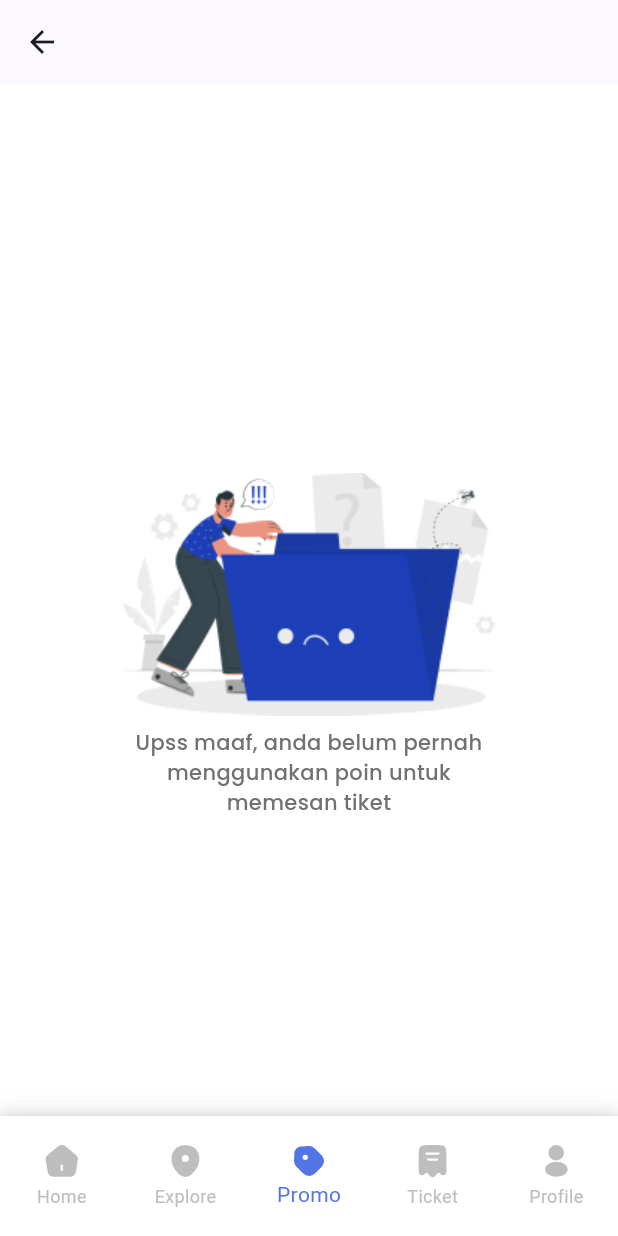
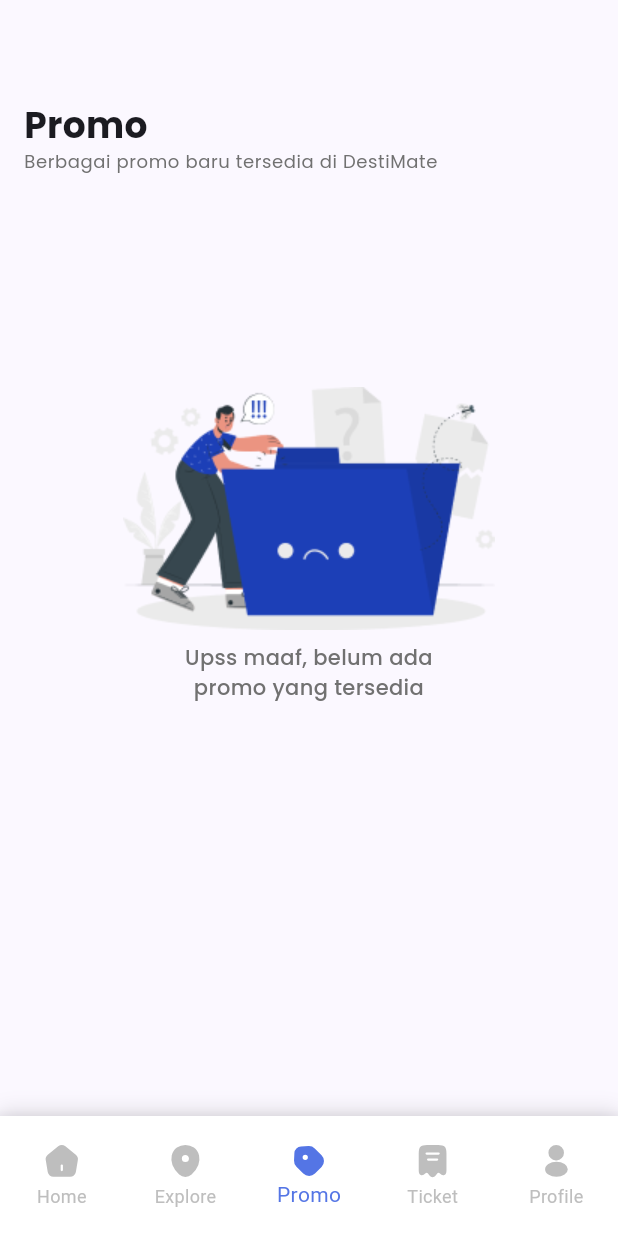
Before and after one commit to Capstone-Tim-02/sustain-tour-mobile, a Flutter app: the MainScreen screen opened by its route, item 3 of the bottom bar chosen, on a phone screen of 412 x 824 dp. Run offline on Flutter 3.47's test engine with Material 2 defaults, Android fonts, the phone set to English and light mode, and no system bars; our stand-ins replace carousel_slider, dio, dots_indicator, email_validator, flutter_svg, image_picker and 4 more; accounts and stored records are empty; network calls fail; project files that could hold a hidden picture were left out.

Commit message:
membuat promo screen

```diff
--- a/lib/screen/main_screen/main_screen.dart
+++ b/lib/screen/main_screen/main_screen.dart
@@ -18,7 +18,7 @@ class MainScreen extends StatelessWidget {
       case 1:
         return TitleExplore.exploreAppBar;
       case 2:
-        return AppBar();
+        return null;
       case 3:
         return AppBar();
       case 4:
--- a/lib/screen/promo_screen/promo_screen.dart
+++ b/lib/screen/promo_screen/promo_screen.dart
@@ -9,11 +9,62 @@ class PromoScreen extends StatelessWidget {
 
   @override
   Widget build(BuildContext context) {
-    return Column(
-      crossAxisAlignment: CrossAxisAlignment.center,
-      mainAxisAlignment: MainAxisAlignment.center,
+    return Scaffold(
+      // appBar: AppBar(
+      //     title: Column(
+      //       crossAxisAlignment: CrossAxisAlignment.start,
+      //       mainAxisSize: MainAxisSize.min,
+      //       children: [
+      //         Text(
+      //           'Promo',
+      //           style: TextStyleWidget.headlineH3(
+      //             fontWeight: FontWeightStyle.bold,
+      //           ),
+      //         ),
+      //         Text(
+      //           'Berbagai promo baru tersedia di DestiMate',
+      //           style: TextStyleWidget.bodyB3(
+      //               fontWeight: FontWeightStyle.regular,
+      //               color: ColorThemeStyle.grey100),
+      //         ),
+      //       ],
+      //     ),
+      //     toolbarHeight: 60, // Atur ukuran sesuai kebutuhan
+
+      //     backgroundColor: ColorThemeStyle.green100),
+      body: Padding(
+        padding: const EdgeInsets.symmetric(horizontal: 16),
+        child: Column(
+          crossAxisAlignment: CrossAxisAlignment.start,
+          mainAxisAlignment: MainAxisAlignment.start,
           children: [
             const SizedBox(height: 68),
+            SizedBox(
+              width: 276,
+              height: 56,
+              child: Column(
+                crossAxisAlignment: CrossAxisAlignment.start,
+                mainAxisSize: MainAxisSize.min,
+                children: [
+                  Text(
+                    'Promo',
+                    style: TextStyleWidget.headlineH3(
+                      fontWeight: FontWeightStyle.bold,
+                    ),
+                  ),
+                  Text(
+                    'Berbagai promo baru tersedia di DestiMate',
+                    style: TextStyleWidget.bodyB3(
+                        fontWeight: FontWeightStyle.regular,
+                        color: ColorThemeStyle.grey100),
+                  ),
+                ],
+              ),
+            ),
+            Center(
+              child: Column(
+                children: [
+                  const SizedBox(height: 134),
                   Image.asset(
                     Assets.assetsImagesNotFoundWisata,
                     height: 162,
@@ -21,9 +72,10 @@ class PromoScreen extends StatelessWidget {
                     fit: BoxFit.cover,
                   ),
                   Padding(
-          padding: const EdgeInsets.symmetric(horizontal: 90, vertical: 8),
+                    padding:
+                        const EdgeInsets.symmetric(horizontal: 90, vertical: 8),
                     child: Text(
-            'Upss maaf, anda belum pernah menggunakan poin untuk memesan tiket',
+                      'Upss maaf, belum ada promo yang tersedia',
                       textAlign: TextAlign.center,
                       style: TextStyleWidget.bodyB2(
                         color: ColorThemeStyle.grey100,
@@ -32,6 +84,11 @@ class PromoScreen extends StatelessWidget {
                     ),
                   ),
                 ],
+              ),
+            ),
+          ],
+        ),
+      ),
     );
   }
 }
```
Lines whose indentation alone changed are shown as unchanged.
